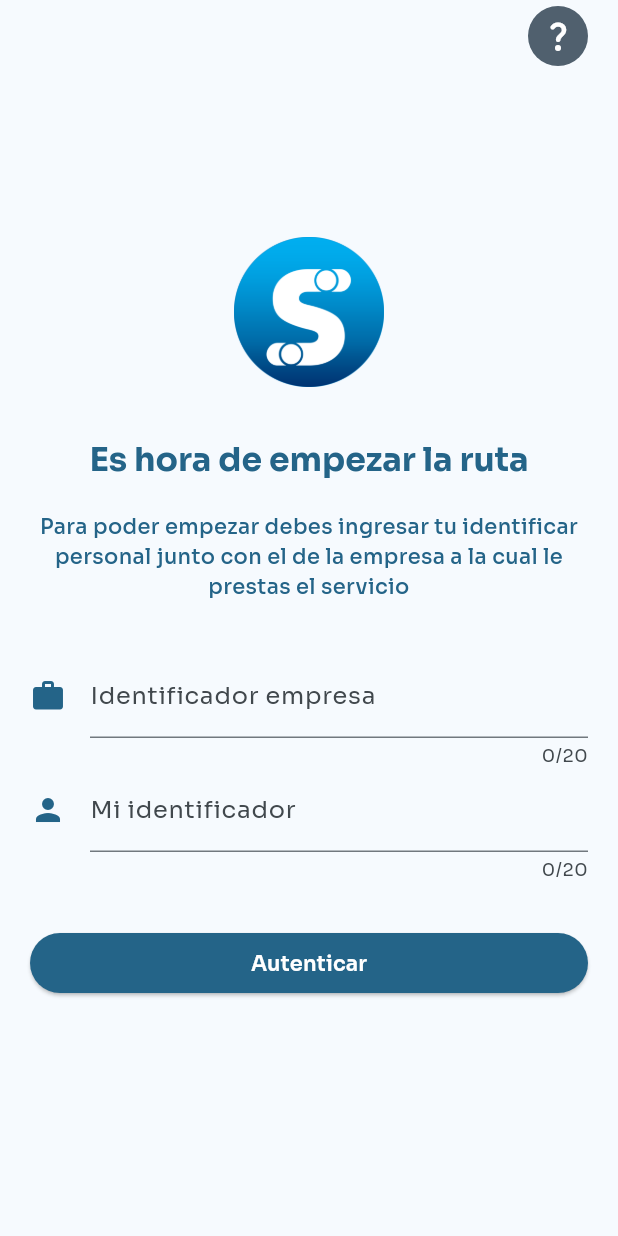
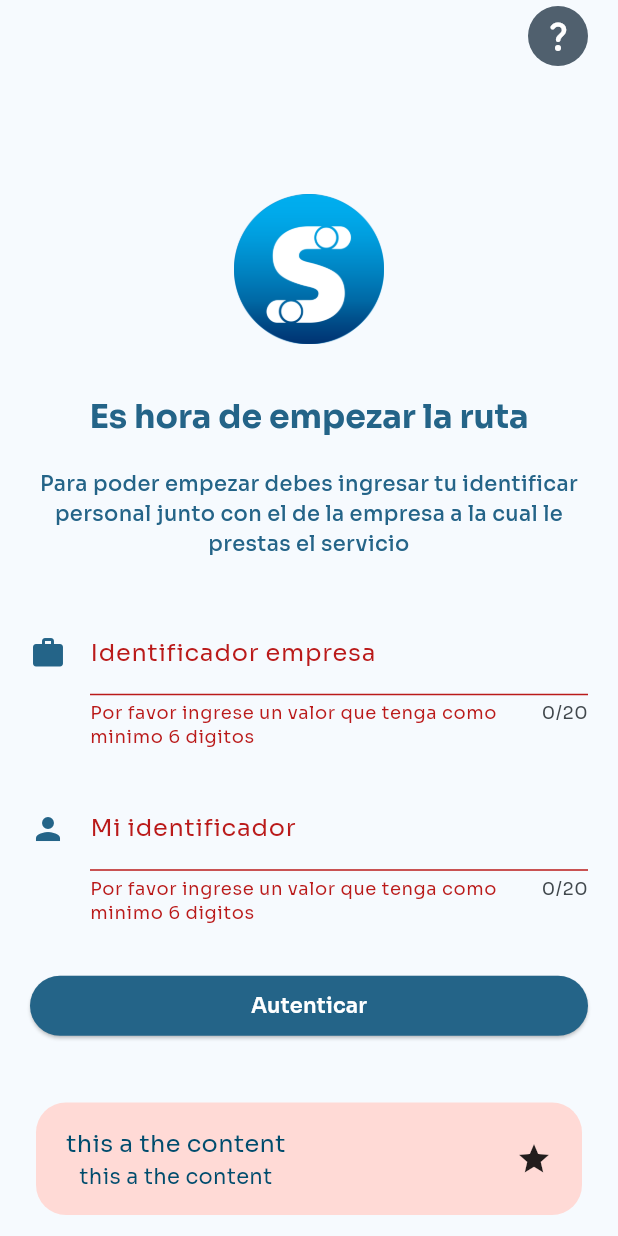
Before and after one commit to DiegoAuzaDev/input-animation-flutter, a Flutter app: the screen it shows after launch, after a tap on "Dar permisos", after a tap on "Autenticar", on a phone screen of 412 x 824 dp. Run offline on Flutter 3.47's test engine with Material 3 defaults, Android fonts, the phone set to English and light mode, and no system bars; our stand-ins replace google_fonts, lottie.

Commit message:
adding theme files

```diff
--- a/lib/main.dart
+++ b/lib/main.dart
@@ -1,6 +1,6 @@
 import 'package:flutter/material.dart';
-import 'package:google_fonts/google_fonts.dart';
 import 'package:input_flutter_animation/screen/welcome_screen.dart';
+import 'package:input_flutter_animation/theme/app_theme.dart';
 
 void main() {
   runApp(const MyApp());
@@ -16,21 +16,11 @@ class MyApp extends StatefulWidget {
 class _MyAppState extends State<MyApp> {
   @override
   Widget build(BuildContext context) {
-    Brightness themeBrightness = MediaQuery.of(context).platformBrightness;
     return MaterialApp(
       title: 'Flutter Demo',
-      theme: ThemeData(
-        brightness: themeBrightness,
-        colorScheme: ColorScheme.fromSeed(
-          brightness: themeBrightness,
-          seedColor: const Color.fromARGB(255, 38, 101, 137),
-          secondary: const Color.fromARGB(255, 80, 96, 110),
-          tertiary: const Color.fromARGB(255, 100, 89, 123),
-        ),
-        textTheme: GoogleFonts.soraTextTheme(),
-      ),
+      theme: AppTheme.define(context),
       home: WelcomeScreen(
-        deviceTheme: themeBrightness,
+        deviceTheme: AppTheme.define(context).brightness,
       ),
     );
   }
--- /dev/null
+++ b/lib/model/smart_enum.dart
@@ -0,0 +1 @@
+enum SnackBarType { error, success, warning }
--- /dev/null
+++ b/lib/theme/app_theme.dart
@@ -0,0 +1,24 @@
+import 'package:flutter/material.dart';
+import 'package:google_fonts/google_fonts.dart';
+import 'package:input_flutter_animation/theme/colors.dart';
+
+class AppTheme {
+  const AppTheme._();
+
+  static const colors = AppColors();
+
+  static ThemeData define(BuildContext context) {
+    Brightness themeBrightness = MediaQuery.of(context).platformBrightness;
+
+    return ThemeData(
+      brightness: themeBrightness,
+      colorScheme: ColorScheme.fromSeed(
+          brightness: themeBrightness,
+          seedColor: const Color.fromARGB(255, 38, 101, 137),
+          secondary: const Color.fromARGB(255, 80, 96, 110),
+          tertiary: const Color.fromARGB(255, 100, 89, 123),
+          error: const Color.fromARGB(255, 186, 26, 26)),
+      textTheme: GoogleFonts.soraTextTheme(),
+    );
+  }
+}
--- /dev/null
+++ b/lib/theme/colors.dart
@@ -0,0 +1,10 @@
+import 'package:flutter/material.dart';
+
+class AppColors {
+  final white = const Color.fromARGB(255, 255, 255, 255);
+  final black = const Color.fromARGB(255, 0, 0, 0);
+  final success = const Color.fromARGB(255, 26, 186, 32);
+  final warning = const Color.fromARGB(255, 234, 155, 0);
+
+  const AppColors();
+}
--- /dev/null
+++ b/lib/widgets/scaffold_messenger/scaffold_messenger.dart
@@ -0,0 +1,67 @@
+import 'package:flutter/material.dart';
+import 'package:input_flutter_animation/model/smart_enum.dart';
+
+Color setContainerColor(SnackBarType type, BuildContext context) {
+  Color containerColor = Theme.of(context).colorScheme.primary;
+  switch (type) {
+    case SnackBarType.success:
+      containerColor = Colors.green;
+      break;
+    case SnackBarType.error:
+      containerColor = Theme.of(context).colorScheme.errorContainer;
+      break;
+    case SnackBarType.warning:
+      containerColor = Colors.orange;
+      break;
+    default:
+      containerColor = Colors.green;
+  }
+  return containerColor;
+}
+
+void showActionSnackBar(BuildContext context, SnackBarType snackBarType,
+    String snackBarTitle, String? snackBarContent) {
+  final snackBar = SnackBar(
+    elevation: 0,
+    backgroundColor: Colors.transparent,
+    content: Container(
+      decoration: BoxDecoration(
+        color: setContainerColor(snackBarType, context),
+        borderRadius: BorderRadius.all(
+          Radius.circular(20),
+        ),
+      ),
+      child: Padding(
+        padding: const EdgeInsets.symmetric(vertical: 16, horizontal: 20),
+        child: Row(
+          mainAxisAlignment: MainAxisAlignment.spaceBetween,
+          children: [
+            Column(
+              children: [
+                Text(
+                  snackBarTitle,
+                  style: TextStyle(
+                    fontSize: Theme.of(context).textTheme.bodyLarge!.fontSize,
+                    color: Theme.of(context).colorScheme.onPrimaryContainer,
+                  ),
+                ),
+                if (snackBarContent != null)
+                  Text(
+                    snackBarContent,
+                    style: TextStyle(
+                      fontSize:
+                          Theme.of(context).textTheme.bodyMedium!.fontSize,
+                      color: Theme.of(context).colorScheme.onPrimaryContainer,
+                    ),
+                  ),
+              ],
+            ),
+            const Icon(Icons.star)
+          ],
+        ),
+      ),
+    ),
+  );
+
+  ScaffoldMessenger.of(context).showSnackBar(snackBar);
+}
--- a/lib/widgets/welcome_widgets/input_data.dart
+++ b/lib/widgets/welcome_widgets/input_data.dart
@@ -1,4 +1,6 @@
 import 'package:flutter/material.dart';
+import 'package:input_flutter_animation/model/smart_enum.dart';
+import 'package:input_flutter_animation/widgets/scaffold_messenger/scaffold_messenger.dart';
 
 class InputUser extends StatefulWidget {
   const InputUser({super.key});
@@ -32,7 +34,28 @@ class _InputUserState extends State<InputUser> {
     return null;
   }
 
-  void authUserInput() {}
+  void authUserInput() {
+    FocusScope.of(context).unfocus();
+    final isValidFormInput = _formKey.currentState!.validate();
+    if (!isValidFormInput) {
+      ScaffoldMessenger.of(context).clearSnackBars();
+      showActionSnackBar(
+        context,
+        SnackBarType.error,
+        "this a the content",
+        "this a the content",
+      );
+      return;
+    }
+    ScaffoldMessenger.of(context).clearSnackBars();
+    showActionSnackBar(
+      context,
+      SnackBarType.success,
+      "this a the content",
+      "this a the content",
+    );
+    _formKey.currentState!.save();
+  }
 
   @override
   Widget build(BuildContext context) {
@@ -79,7 +102,7 @@ class _InputUserState extends State<InputUser> {
                     // ------- GET EMPLOYER ID -----
                     TextFormField(
                       validator: (value) {
-                        validateUserInput(value);
+                        return validateUserInput(value);
                       },
                       onSaved: (value) {
                         employerID = value!;
@@ -90,6 +113,7 @@ class _InputUserState extends State<InputUser> {
                       style: TextStyle(
                           color: Theme.of(context).colorScheme.onSurface),
                       decoration: InputDecoration(
+                        errorMaxLines: 2,
                         labelText: "Identificador empresa",
                         icon: Icon(
                           Icons.work_rounded,
@@ -99,14 +123,25 @@ class _InputUserState extends State<InputUser> {
                     ),
                     // ------- GET EMPLOYER ID -----
                     //
+                    const SizedBox(
+                      height: 25,
+                    ),
+                    //
                     // ------- GET EMPLOYEE ID -----
                     TextFormField(
                       keyboardType: TextInputType.number,
                       autocorrect: false,
                       maxLength: 20,
+                      validator: (value) {
+                        return validateUserInput(value);
+                      },
+                      onSaved: (value) {
+                        employerID = value!;
+                      },
                       style: TextStyle(
                           color: Theme.of(context).colorScheme.onSurface),
                       decoration: InputDecoration(
+                        errorMaxLines: 2,
                         labelText: "Mi identificador",
                         icon: Icon(Icons.person,
                             color: Theme.of(context).colorScheme.primary),
@@ -123,7 +158,9 @@ class _InputUserState extends State<InputUser> {
                               Theme.of(context).colorScheme.onPrimary,
                           backgroundColor:
                               Theme.of(context).colorScheme.primary),
-                      onPressed: authUserInput,
+                      onPressed: () {
+                        authUserInput();
+                      },
                       child: const Row(
                         mainAxisSize: MainAxisSize.max,
                         mainAxisAlignment: MainAxisAlignment.center,
```
